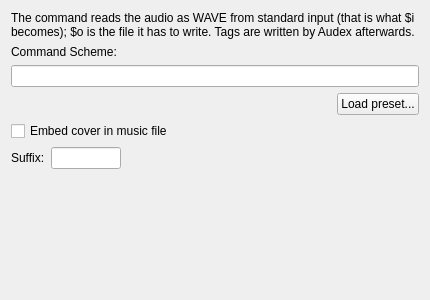
Before: the Qt Designer form widgets/customwidgetUI.ui in KDE/audex, drawn with Qt 5.
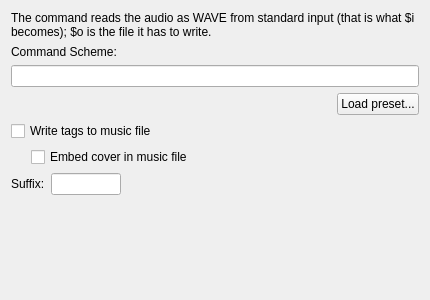
After: the same form once the commit is applied. Custom widgets are drawn as their Qt base class.

```diff
--- a/widgets/customwidgetUI.ui
+++ b/widgets/customwidgetUI.ui
@@ -27,7 +27,7 @@
       <bool>true</bool>
      </property>
      <property name="text">
-      <string>The command reads the audio as WAVE from standard input (that is what $i becomes); $o is the file it has to write. Tags are written by Audex afterwards.</string>
+      <string>The command reads the audio as WAVE from standard input (that is what $i becomes); $o is the file it has to write.</string>
      </property>
     </widget>
    </item>
@@ -76,16 +76,30 @@
     </layout>
    </item>
    <item row="4" column="0" colspan="2">
-    <widget class="QCheckBox" name="checkBox_embedcover">
+    <widget class="QCheckBox" name="checkBox_tags">
      <property name="toolTip">
       <string>The cover is embedded into FLAC, Ogg, Opus, MP3 and MP4/M4A files.</string>
      </property>
      <property name="text">
-      <string>Embed cover in music file</string>
+      <string>Write tags to music file</string>
      </property>
     </widget>
    </item>
    <item row="5" column="0" colspan="2">
+    <layout class="QHBoxLayout" name="horizontalLayout_cover">
+     <property name="leftMargin">
+      <number>20</number>
+     </property>
+     <item>
+      <widget class="QCheckBox" name="checkBox_embedcover">
+       <property name="text">
+        <string>Embed cover in music file</string>
+       </property>
+      </widget>
+     </item>
+    </layout>
+   </item>
+   <item row="6" column="0" colspan="2">
     <layout class="QHBoxLayout" name="horizontalLayout">
      <item>
       <widget class="QLabel" name="label_suffix">
@@ -131,7 +145,7 @@
      </item>
     </layout>
    </item>
-   <item row="6" column="0">
+   <item row="7" column="0">
     <spacer name="verticalSpacer">
      <property name="orientation">
       <enum>Qt::Vertical</enum>
```
Left out of the diff: 2 changed lines with no effect on the pictures.
